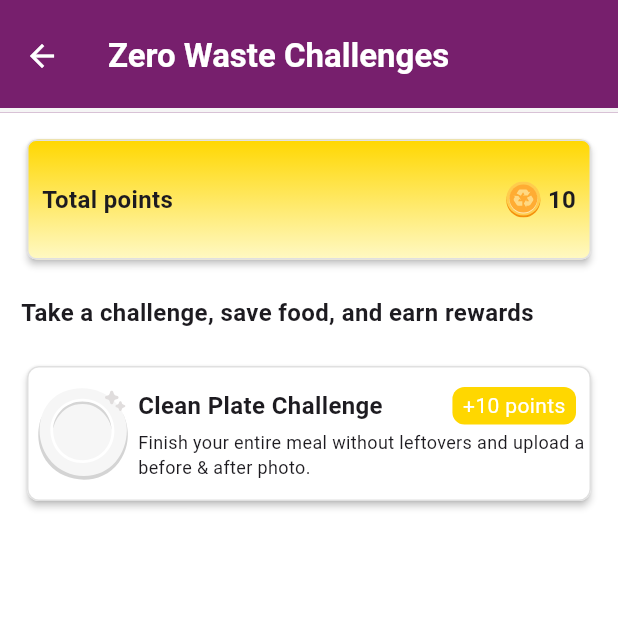
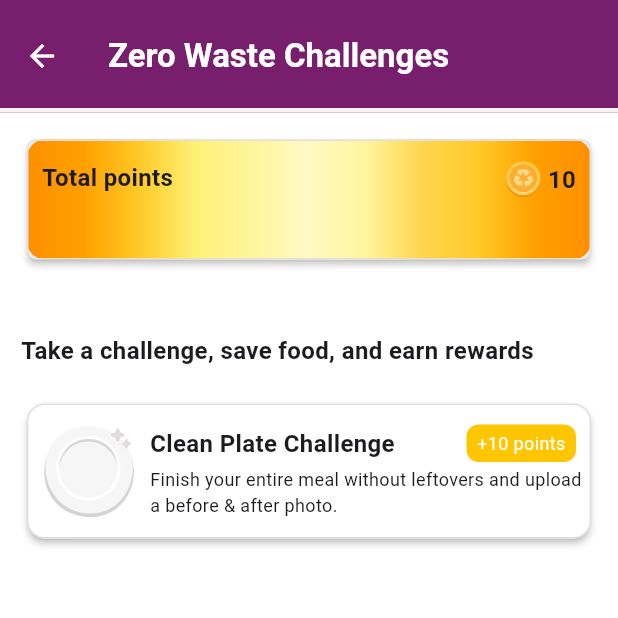
Before and after one commit to Han5uk3/Foodlynk, a Flutter app: the ZeroWasteChallenges screen opened directly, on a phone screen of 412 x 824 dp, the top half of it. Run offline on Flutter 3.47's test engine with Material 3 defaults, Android fonts, the phone set to English and light mode, and no system bars; our stand-ins replace dotted_border, firebase_core, flutter_svg, image_picker, pin_code_fields; accounts and stored records are empty.

Commit message:
completed zero waste challenge ui

```diff
--- a/lib/common_widget/dropdown.dart
+++ b/lib/common_widget/dropdown.dart
@@ -28,7 +28,7 @@ class SaverDropdown extends StatelessWidget {
         borderRadius: BorderRadius.circular(borderRadius),
       ),
       child: DropdownButtonHideUnderline(
-        child: DropdownButton<String>(
+        child: DropdownButton<String>(dropdownColor: AppColor.white,borderRadius: BorderRadius.all(Radius.circular(12)),
           value: selectedItem.isNotEmpty ? selectedItem : null,
           hint: Text(hint, style: TextStyle(color: AppColor.lightGrey200)),
           isExpanded: true,
--- a/lib/modules/profile/edit_profile.dart
+++ b/lib/modules/profile/edit_profile.dart
@@ -275,6 +275,7 @@ class _EditProfilePageState extends State<EditProfilePage> {
               const SizedBox(height: 8),
               SaverDropdown(
                 items: ['Emirati', 'American', 'British', 'Indian', 'Canadian'],
+                hint: "Choose",
                 selectedItem: selectedNationality ?? "",
                 onChanged: (value) {
                   setState(() {
@@ -297,7 +298,7 @@ class _EditProfilePageState extends State<EditProfilePage> {
                 text: widget.isEdit ? "Save Changes" : 'Create Profile',
                 onPressed: () {},
               ),
-              const SizedBox(height: 24),
+              const SizedBox(height: 12),
             ],
           ),
         ),
--- a/lib/modules/profile/password_page.dart
+++ b/lib/modules/profile/password_page.dart
@@ -83,11 +83,11 @@ class _PasswordPageState extends State<PasswordPage> {
               SizedBox(height: 20),
               Label(
                 text: "Create New Password",
-                style: TextStyle(fontWeight: FontWeight.w800),
+                style: TextStyle(fontWeight: FontWeight.w600),
               ),
               SizedBox(height: 7),
               SaverTextField(
-                suffixIconColor: AppColor.black,
+                suffixIconColor: Colors.black54,
                 suffixIcon:
                     active
                         ? Icons.visibility_off_outlined
@@ -111,7 +111,7 @@ class _PasswordPageState extends State<PasswordPage> {
               SizedBox(height: 20),
               Label(
                 text: "Confirm Password",
-                style: TextStyle(fontWeight: FontWeight.w800),
+                style: TextStyle(fontWeight: FontWeight.w600),
               ),
               SizedBox(height: 7),
               SaverTextField(
--- a/lib/modules/zero_waste_challenges/zero_waste_challenges.dart
+++ b/lib/modules/zero_waste_challenges/zero_waste_challenges.dart
@@ -1,10 +1,10 @@
-import 'dart:ffi';
-import 'dart:math';
 
+import 'package:flutter/cupertino.dart';
 import 'package:flutter/material.dart';
 
 import 'package:saver_bbk_main/common_widget/saver_appbar.dart';
 import 'package:saver_bbk_main/common_widget/svgicon.dart';
+import 'package:saver_bbk_main/modules/zero_waste_challenges/clean_plate_challenge.dart';
 
 import 'package:saver_bbk_main/styles/colors.dart';
 
@@ -41,30 +41,45 @@ class _ZeroWasteChallengesState extends State<ZeroWasteChallenges> {
               elevation: 2,
               child: Container(
                 decoration: BoxDecoration(
-                  borderRadius: BorderRadius.all(Radius.circular(8)),
+                  borderRadius: BorderRadius.all(Radius.circular(12)),
                   gradient: LinearGradient(
+                    begin: Alignment.centerLeft,
+                    end: Alignment.centerRight,
                     colors: [
-                      Color(0xFFFFF9C4),
-                      Color(0xFFFFD700),
-                    ], // Light Yellow to Gold
-                    begin: Alignment.bottomCenter,
-                    end: Alignment.topCenter,
+                      Colors.amber.shade800,
+                      Colors.amber.shade700,
+                      Colors.amber.shade400,
+                      Colors.yellow.shade300,
+                      Colors.yellow.shade200,
+                      Colors.yellow.shade100,
+                      Colors.yellow.shade200,
+                      Colors.amber.shade300,
+                      Colors.amber.shade400,
+                      Colors.amber.shade700,
+                      Colors.amber.shade800,
+                    ],
                   ),
                 ),
                 height: 80,
                 child: Padding(
                   padding: const EdgeInsets.symmetric(horizontal: 10),
                   child: Row(
+                    crossAxisAlignment: CrossAxisAlignment.start,
                     mainAxisAlignment: MainAxisAlignment.spaceBetween,
                     children: [
-                      Text(
+                      Padding(
+                        padding: const EdgeInsets.only(top: 14),
+                        child: Text(
                           "Total points",
                           style: TextStyle(
                             fontSize: 16,
                             fontWeight: FontWeight.w600,
                           ),
                         ),
-                      Row(
+                      ),
+                      Padding(
+                        padding: const EdgeInsets.only(top: 14),
+                        child: Row(
                           children: [
                             loadsvg("assets/icons/coin.svg"),
                             Text(
@@ -76,21 +91,30 @@ class _ZeroWasteChallengesState extends State<ZeroWasteChallenges> {
                             ),
                           ],
                         ),
+                      ),
                     ],
                   ),
                 ),
               ),
             ),
-            SizedBox(height: 20),
+            SizedBox(height: 45),
             Text(
               "Take a challenge, save food, and earn rewards",
               style: TextStyle(fontSize: 16, fontWeight: FontWeight.w600),
             ),
             SizedBox(height: 20),
-            Card(
+            GestureDetector(
+              onTap: () {
+                Navigator.of(context).push(
+                  CupertinoPageRoute(
+                    builder: (context) => CleanPlateChallenge(),
+                  ),
+                );
+              },
+              child: Card(
                 shape: RoundedRectangleBorder(
                   side: BorderSide(color: Colors.grey.shade300),
-                borderRadius: BorderRadius.circular(8),
+                  borderRadius: BorderRadius.circular(12),
                 ),
                 elevation: 2,
                 color: AppColor.white,
@@ -100,7 +124,10 @@ class _ZeroWasteChallengesState extends State<ZeroWasteChallenges> {
                     mainAxisAlignment: MainAxisAlignment.center,
                     crossAxisAlignment: CrossAxisAlignment.center,
                     children: [
-                    loadsvg("assets/icons/cleanplate.svg"),
+                      Padding(
+                        padding: const EdgeInsets.symmetric(horizontal: 4),
+                        child: loadsvg("assets/icons/cleanplate.svg"),
+                      ),
                       Expanded(
                         child: Column(
                           mainAxisAlignment: MainAxisAlignment.center,
@@ -122,13 +149,16 @@ class _ZeroWasteChallengesState extends State<ZeroWasteChallenges> {
                                   height: 25,
                                   padding: EdgeInsets.symmetric(horizontal: 7),
                                   decoration: BoxDecoration(
-                                  color: Color(0xFFFFD700),
+                                    color: AppColor.pointColor,
                                     borderRadius: BorderRadius.circular(8),
                                   ),
                                   child: Center(
                                     child: Text(
                                       "+10 points",
-                                    style: TextStyle(color: AppColor.white),
+                                      style: TextStyle(
+                                        color: AppColor.white,
+                                        fontSize: 12,
+                                      ),
                                     ),
                                   ),
                                 ),
@@ -146,6 +176,7 @@ class _ZeroWasteChallengesState extends State<ZeroWasteChallenges> {
                   ),
                 ),
               ),
+            ),
           ],
         ),
       ),
--- a/lib/styles/colors.dart
+++ b/lib/styles/colors.dart
@@ -20,4 +20,5 @@ class AppColor {
   static const Color green = Color(0xFF11BE7A);
   static const Color greenshade = Color.fromARGB(30, 17, 190, 121);
   static const Color appbarColor = Color(0xFF771F6D);
+  static const Color pointColor = Color(0xFFFFC600);
 }
--- a/pubspec.yaml
+++ b/pubspec.yaml
@@ -9,12 +9,14 @@ environment:
 dependencies:
   cloud_firestore: ^5.6.5
   cupertino_icons: ^1.0.8
+  dotted_border: ^2.1.0
   firebase_auth: ^5.5.1
   firebase_core: ^3.12.1
   firebase_messaging: ^15.2.4
   flutter:
     sdk: flutter
   flutter_svg: ^2.0.17
+  image_picker: ^1.1.2
   intl: ^0.20.2
   pin_code_fields: ^8.0.1
 
```
Also changed, not shown: lib/common_widget/image_picker.dart (added, +56 -0 lines), lib/modules/profile/profile_page.dart (+5 -5 lines), lib/modules/zero_waste_challenges/clean_plate_challenge.dart (added, +393 -0 lines), assets/icons/completed.svg (added), lib/common_widget/svgicon.dart (line endings or trailing spaces), pubspec.lock, 1 other file. Lines whose indentation alone changed are shown as unchanged.
